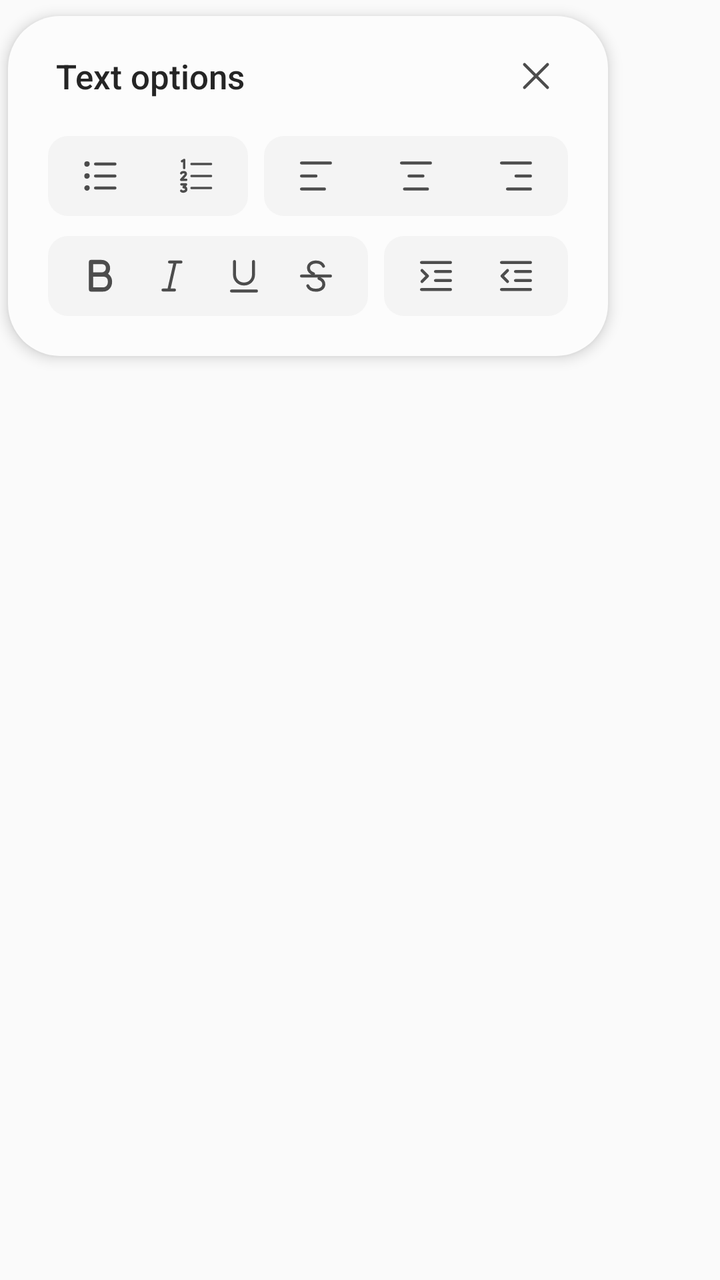
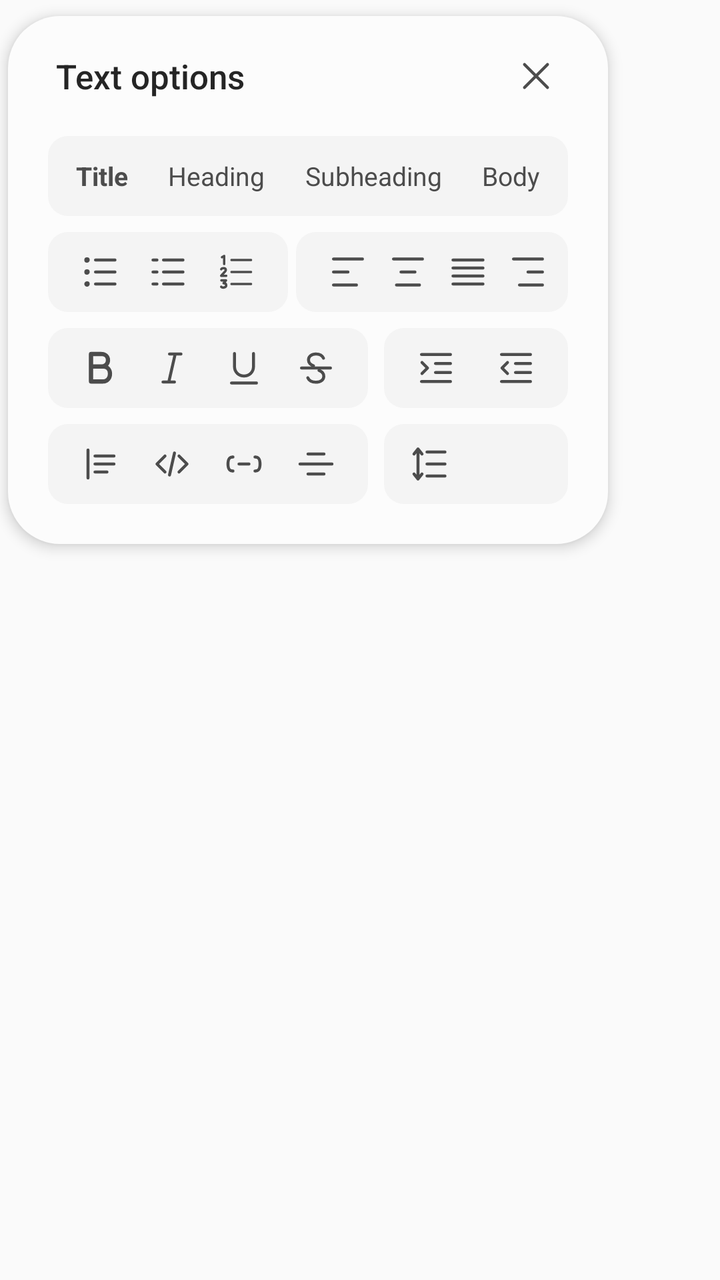

Compare the two renders of this Android layout. The source of the first and the diff that turns it into the second are given below.
<!-- AndroidManifest.xml: application theme AppTheme -->
<!-- res/layout/text_options_panel.xml -->
<?xml version="1.0" encoding="utf-8"?>
<FrameLayout xmlns:android="http://schemas.android.com/apk/res/android"
    android:layout_width="wrap_content"
    android:layout_height="wrap_content"
    android:paddingStart="4dp"
    android:paddingTop="8dp"
    android:paddingEnd="4dp"
    android:paddingBottom="8dp"
    android:clipToPadding="false">

    <LinearLayout
        android:layout_width="300dp"
        android:layout_height="170dp"
        android:background="@drawable/panel_background"
        android:elevation="4dp"
        android:orientation="vertical"
        android:paddingBottom="20dp">

        <RelativeLayout
            android:layout_width="match_parent"
            android:layout_height="60dp"
            android:layout_marginStart="24dp"
            android:layout_marginEnd="24dp">

            <TextView
                android:layout_width="wrap_content"
                android:layout_height="wrap_content"
                android:layout_alignParentStart="true"
                android:layout_centerVertical="true"
                android:layout_toStartOf="@id/close"
                android:ellipsize="end"
                android:fontFamily="sans-serif-medium"
                android:maxLines="1"
                android:text="@string/text_options"
                android:textColor="@color/panel_title"
                android:textSize="17sp" />

            <ImageButton
                android:id="@+id/close"
                style="@style/PanelButton"
                android:layout_width="24dp"
                android:layout_height="24dp"
                android:layout_alignParentEnd="true"
                android:layout_centerVertical="true"
                android:contentDescription="@string/close"
                android:src="@drawable/ic_close" />
        </RelativeLayout>

        <RelativeLayout
            android:layout_width="260dp"
            android:layout_height="0dp"
            android:layout_gravity="center_horizontal"
            android:layout_weight="1">

        <LinearLayout style="@style/PanelGroup" android:layout_width="100dp"
            android:layout_alignParentStart="true" android:layout_alignParentTop="true" android:layoutDirection="ltr">
            <ImageButton android:id="@+id/bullets" style="@style/PanelButton" android:src="@drawable/ic_list_bullets" android:contentDescription="@string/bullets" />
            <Space android:layout_width="0dp" android:layout_height="1dp" android:layout_weight="1" />
            <ImageButton android:id="@+id/numbering" style="@style/PanelButton" android:src="@drawable/ic_list_numbers" android:contentDescription="@string/numbering" />
        </LinearLayout>

        <LinearLayout style="@style/PanelGroup" android:layout_width="152dp"
            android:layout_alignParentEnd="true" android:layout_alignParentTop="true" android:layoutDirection="ltr">
            <ImageButton android:id="@+id/align_left" style="@style/PanelButton" android:src="@drawable/ic_align_left" android:contentDescription="@string/align_left" />
            <Space android:layout_width="0dp" android:layout_height="1dp" android:layout_weight="1" />
            <ImageButton android:id="@+id/align_center" style="@style/PanelButton" android:src="@drawable/ic_align_center" android:contentDescription="@string/align_center" />
            <Space android:layout_width="0dp" android:layout_height="1dp" android:layout_weight="1" />
            <ImageButton android:id="@+id/align_right" style="@style/PanelButton" android:src="@drawable/ic_align_right" android:contentDescription="@string/align_right" />
        </LinearLayout>

        <LinearLayout style="@style/PanelGroup" android:layout_width="160dp"
            android:layout_alignParentStart="true" android:layout_alignParentBottom="true">
            <ImageButton android:id="@+id/bold" style="@style/PanelButton" android:src="@drawable/ic_bold" android:contentDescription="@string/bold" />
            <Space android:layout_width="0dp" android:layout_height="1dp" android:layout_weight="1" />
            <ImageButton android:id="@+id/italic" style="@style/PanelButton" android:src="@drawable/ic_italic" android:contentDescription="@string/italic" />
            <Space android:layout_width="0dp" android:layout_height="1dp" android:layout_weight="1" />
            <ImageButton android:id="@+id/underline" style="@style/PanelButton" android:src="@drawable/ic_underline" android:contentDescription="@string/underline" />
            <Space android:layout_width="0dp" android:layout_height="1dp" android:layout_weight="1" />
            <ImageButton android:id="@+id/strikethrough" style="@style/PanelButton" android:src="@drawable/ic_strikethrough" android:contentDescription="@string/strikethrough" />
        </LinearLayout>

        <LinearLayout style="@style/PanelGroup" android:layout_width="92dp"
            android:layout_alignParentEnd="true" android:layout_alignParentBottom="true">
            <ImageButton android:id="@+id/indent" style="@style/PanelButton" android:src="@drawable/ic_indent" android:contentDescription="@string/indent" />
            <Space android:layout_width="0dp" android:layout_height="1dp" android:layout_weight="1" />
            <ImageButton android:id="@+id/outdent" style="@style/PanelButton" android:src="@drawable/ic_outdent" android:contentDescription="@string/outdent" />
        </LinearLayout>
        </RelativeLayout>
    </LinearLayout>
</FrameLayout>
<!-- resources referenced by this layout -->
<resources>
  <!-- unchanged entries left out for length: 37 -->
</resources>

<!-- the commit's change to res/layout/text_options_panel.xml (unified diff, before → after) -->
@@ -10,7 +10,7 @@
 
     <LinearLayout
         android:layout_width="300dp"
-        android:layout_height="170dp"
+        android:layout_height="wrap_content"
         android:background="@drawable/panel_background"
         android:elevation="4dp"
         android:orientation="vertical"
@@ -46,45 +46,74 @@
                 android:src="@drawable/ic_close" />
         </RelativeLayout>
 
-        <RelativeLayout
-            android:layout_width="260dp"
-            android:layout_height="0dp"
-            android:layout_gravity="center_horizontal"
-            android:layout_weight="1">
-
-        <LinearLayout style="@style/PanelGroup" android:layout_width="100dp"
-            android:layout_alignParentStart="true" android:layout_alignParentTop="true" android:layoutDirection="ltr">
-            <ImageButton android:id="@+id/bullets" style="@style/PanelButton" android:src="@drawable/ic_list_bullets" android:contentDescription="@string/bullets" />
-            <Space android:layout_width="0dp" android:layout_height="1dp" android:layout_weight="1" />
-            <ImageButton android:id="@+id/numbering" style="@style/PanelButton" android:src="@drawable/ic_list_numbers" android:contentDescription="@string/numbering" />
+        
+        <LinearLayout style="@style/PanelGroup" android:layout_width="260dp" android:layout_gravity="center_horizontal"
+            android:paddingStart="4dp" android:paddingEnd="4dp">
+            <TextView android:id="@+id/role_title" style="@style/PanelChip" android:text="@string/role_title" android:textStyle="bold" />
+            <TextView android:id="@+id/role_heading" style="@style/PanelChip" android:text="@string/role_heading" />
+            <TextView android:id="@+id/role_subheading" style="@style/PanelChip" android:text="@string/role_subheading" />
+            <TextView android:id="@+id/role_body" style="@style/PanelChip" android:text="@string/role_body" />
         </LinearLayout>
 
-        <LinearLayout style="@style/PanelGroup" android:layout_width="152dp"
-            android:layout_alignParentEnd="true" android:layout_alignParentTop="true" android:layoutDirection="ltr">
-            <ImageButton android:id="@+id/align_left" style="@style/PanelButton" android:src="@drawable/ic_align_left" android:contentDescription="@string/align_left" />
+        <LinearLayout android:layout_width="260dp" android:layout_height="40dp" android:layout_gravity="center_horizontal"
+            android:layout_marginTop="8dp" android:orientation="horizontal" android:layoutDirection="ltr">
+            <LinearLayout style="@style/PanelGroup" android:layout_width="120dp">
+                <ImageButton android:id="@+id/bullets" style="@style/PanelButton" android:src="@drawable/ic_list_bullets" android:contentDescription="@string/bullets" />
+                <Space android:layout_width="0dp" android:layout_height="1dp" android:layout_weight="1" />
+                <ImageButton android:id="@+id/dashes" style="@style/PanelButton" android:src="@drawable/ic_list_dashes" android:contentDescription="@string/dashes" />
+                <Space android:layout_width="0dp" android:layout_height="1dp" android:layout_weight="1" />
+                <ImageButton android:id="@+id/numbering" style="@style/PanelButton" android:src="@drawable/ic_list_numbers" android:contentDescription="@string/numbering" />
+            </LinearLayout>
             <Space android:layout_width="0dp" android:layout_height="1dp" android:layout_weight="1" />
-            <ImageButton android:id="@+id/align_center" style="@style/PanelButton" android:src="@drawable/ic_align_center" android:contentDescription="@string/align_center" />
-            <Space android:layout_width="0dp" android:layout_height="1dp" android:layout_weight="1" />
-            <ImageButton android:id="@+id/align_right" style="@style/PanelButton" android:src="@drawable/ic_align_right" android:contentDescription="@string/align_right" />
+            <LinearLayout style="@style/PanelGroup" android:layout_width="136dp">
+                <ImageButton android:id="@+id/align_left" style="@style/PanelButton" android:src="@drawable/ic_align_left" android:contentDescription="@string/align_left" />
+                <Space android:layout_width="0dp" android:layout_height="1dp" android:layout_weight="1" />
+                <ImageButton android:id="@+id/align_center" style="@style/PanelButton" android:src="@drawable/ic_align_center" android:contentDescription="@string/align_center" />
+                <Space android:layout_width="0dp" android:layout_height="1dp" android:layout_weight="1" />
+                <ImageButton android:id="@+id/align_justify" style="@style/PanelButton" android:src="@drawable/ic_align_justify" android:contentDescription="@string/align_justify" />
+                <Space android:layout_width="0dp" android:layout_height="1dp" android:layout_weight="1" />
+                <ImageButton android:id="@+id/align_right" style="@style/PanelButton" android:src="@drawable/ic_align_right" android:contentDescription="@string/align_right" />
+            </LinearLayout>
         </LinearLayout>
 
-        <LinearLayout style="@style/PanelGroup" android:layout_width="160dp"
-            android:layout_alignParentStart="true" android:layout_alignParentBottom="true">
-            <ImageButton android:id="@+id/bold" style="@style/PanelButton" android:src="@drawable/ic_bold" android:contentDescription="@string/bold" />
+        <LinearLayout android:layout_width="260dp" android:layout_height="40dp" android:layout_gravity="center_horizontal"
+            android:layout_marginTop="8dp" android:orientation="horizontal">
+            <LinearLayout style="@style/PanelGroup" android:layout_width="160dp">
+                <ImageButton android:id="@+id/bold" style="@style/PanelButton" android:src="@drawable/ic_bold" android:contentDescription="@string/bold" />
+                <Space android:layout_width="0dp" android:layout_height="1dp" android:layout_weight="1" />
+                <ImageButton android:id="@+id/italic" style="@style/PanelButton" android:src="@drawable/ic_italic" android:contentDescription="@string/italic" />
+                <Space android:layout_width="0dp" android:layout_height="1dp" android:layout_weight="1" />
+                <ImageButton android:id="@+id/underline" style="@style/PanelButton" android:src="@drawable/ic_underline" android:contentDescription="@string/underline" />
+                <Space android:layout_width="0dp" android:layout_height="1dp" android:layout_weight="1" />
+                <ImageButton android:id="@+id/strikethrough" style="@style/PanelButton" android:src="@drawable/ic_strikethrough" android:contentDescription="@string/strikethrough" />
+            </LinearLayout>
             <Space android:layout_width="0dp" android:layout_height="1dp" android:layout_weight="1" />
-            <ImageButton android:id="@+id/italic" style="@style/PanelButton" android:src="@drawable/ic_italic" android:contentDescription="@string/italic" />
-            <Space android:layout_width="0dp" android:layout_height="1dp" android:layout_weight="1" />
-            <ImageButton android:id="@+id/underline" style="@style/PanelButton" android:src="@drawable/ic_underline" android:contentDescription="@string/underline" />
-            <Space android:layout_width="0dp" android:layout_height="1dp" android:layout_weight="1" />
-            <ImageButton android:id="@+id/strikethrough" style="@style/PanelButton" android:src="@drawable/ic_strikethrough" android:contentDescription="@string/strikethrough" />
+            <LinearLayout style="@style/PanelGroup" android:layout_width="92dp">
+                <ImageButton android:id="@+id/indent" style="@style/PanelButton" android:src="@drawable/ic_indent" android:contentDescription="@string/indent" />
+                <Space android:layout_width="0dp" android:layout_height="1dp" android:layout_weight="1" />
+                <ImageButton android:id="@+id/outdent" style="@style/PanelButton" android:src="@drawable/ic_outdent" android:contentDescription="@string/outdent" />
+            </LinearLayout>
         </LinearLayout>
 
-        <LinearLayout style="@style/PanelGroup" android:layout_width="92dp"
-            android:layout_alignParentEnd="true" android:layout_alignParentBottom="true">
-            <ImageButton android:id="@+id/indent" style="@style/PanelButton" android:src="@drawable/ic_indent" android:contentDescription="@string/indent" />
+        <LinearLayout android:layout_width="260dp" android:layout_height="40dp" android:layout_gravity="center_horizontal"
+            android:layout_marginTop="8dp" android:orientation="horizontal" android:layoutDirection="ltr">
+            <LinearLayout style="@style/PanelGroup" android:layout_width="160dp">
+                <ImageButton android:id="@+id/quote" style="@style/PanelButton" android:src="@drawable/ic_quote" android:contentDescription="@string/quote" />
+                <Space android:layout_width="0dp" android:layout_height="1dp" android:layout_weight="1" />
+                <ImageButton android:id="@+id/code_block" style="@style/PanelButton" android:src="@drawable/ic_code_block" android:contentDescription="@string/code_block" />
+                <Space android:layout_width="0dp" android:layout_height="1dp" android:layout_weight="1" />
+                <ImageButton android:id="@+id/inline_code" style="@style/PanelButton" android:src="@drawable/ic_inline_code" android:contentDescription="@string/inline_code" />
+                <Space android:layout_width="0dp" android:layout_height="1dp" android:layout_weight="1" />
+                <ImageButton android:id="@+id/divider" style="@style/PanelButton" android:src="@drawable/ic_divider" android:contentDescription="@string/divider" />
+            </LinearLayout>
             <Space android:layout_width="0dp" android:layout_height="1dp" android:layout_weight="1" />
-            <ImageButton android:id="@+id/outdent" style="@style/PanelButton" android:src="@drawable/ic_outdent" android:contentDescription="@string/outdent" />
+            <LinearLayout android:id="@+id/line_spacing" style="@style/PanelGroup" android:layout_width="92dp"
+                android:background="@drawable/panel_group_background" android:contentDescription="@string/line_spacing">
+                <ImageView android:layout_width="24dp" android:layout_height="24dp" android:src="@drawable/ic_line_spacing"
+                    android:tint="@color/icon_tint" android:importantForAccessibility="no" />
+                <TextView android:id="@+id/line_spacing_label" android:layout_width="0dp" android:layout_height="wrap_content"
+                    android:layout_weight="1" android:gravity="center" android:textColor="@color/size_label" android:textSize="14sp" />
+            </LinearLayout>
         </LinearLayout>
-        </RelativeLayout>
     </LinearLayout>
 </FrameLayout>
<!-- resource entries referenced after the edit -->
@@ -1,5 +1,100 @@
 <!-- resources referenced by this layout -->
 <resources>
+  <color name="size_label">#FF4C4C4C</color>
+  <!-- drawable ic_align_justify (drawable) -->
+  <?xml version="1.0" encoding="utf-8"?>
+  <vector xmlns:android="http://schemas.android.com/apk/res/android"
+      android:width="24dp" android:height="24dp" android:viewportWidth="24" android:viewportHeight="24"
+      android:autoMirrored="false">
+      <path android:pathData="M4.5,6H19.5M4.5,10H19.5M4.5,14H19.5M4.5,18H19.5" android:strokeColor="#FF4C4C4C" android:strokeWidth="1.5"
+          android:strokeLineCap="round" android:strokeLineJoin="round" android:fillColor="#00000000" />
+  </vector>
+  <!-- drawable ic_code_block (drawable) -->
+  <?xml version="1.0" encoding="utf-8"?>
+  <vector xmlns:android="http://schemas.android.com/apk/res/android"
+      android:width="24dp" android:height="24dp" android:viewportWidth="24" android:viewportHeight="24"
+      android:autoMirrored="false">
+      <path android:pathData="M8.5,8L4.5,12L8.5,16M15.5,8L19.5,12L15.5,16M13.25,6.5L10.75,17.5" android:strokeColor="#FF4C4C4C" android:strokeWidth="1.5"
+          android:strokeLineCap="round" android:strokeLineJoin="round" android:fillColor="#00000000" />
+  </vector>
+  <!-- drawable ic_divider (drawable) -->
+  <?xml version="1.0" encoding="utf-8"?>
+  <vector xmlns:android="http://schemas.android.com/apk/res/android"
+      android:width="24dp" android:height="24dp" android:viewportWidth="24" android:viewportHeight="24"
+      android:autoMirrored="false">
+      <path android:pathData="M4,12H20M8,7H16M8,17H16" android:strokeColor="#FF4C4C4C" android:strokeWidth="1.5"
+          android:strokeLineCap="round" android:strokeLineJoin="round" android:fillColor="#00000000" />
+  </vector>
+  <!-- drawable ic_inline_code (drawable) -->
+  <?xml version="1.0" encoding="utf-8"?>
+  <vector xmlns:android="http://schemas.android.com/apk/res/android"
+      android:width="24dp" android:height="24dp" android:viewportWidth="24" android:viewportHeight="24"
+      android:autoMirrored="false">
+      <path android:pathData="M4,12C4,9 5,8.5 6.5,8.5M4,12C4,15 5,15.5 6.5,15.5M20,12C20,9 19,8.5 17.5,8.5M20,12C20,15 19,15.5 17.5,15.5M9.5,12H14.5" android:strokeColor="#FF4C4C4C" android:strokeWidth="1.5"
+          android:strokeLineCap="round" android:strokeLineJoin="round" android:fillColor="#00000000" />
+  </vector>
+  <!-- drawable ic_line_spacing (drawable) -->
+  <?xml version="1.0" encoding="utf-8"?>
+  <vector xmlns:android="http://schemas.android.com/apk/res/android"
+      android:width="24dp" android:height="24dp" android:viewportWidth="24" android:viewportHeight="24"
+      android:autoMirrored="false">
+      <path android:pathData="M10.5,6H19.5M10.5,12H19.5M10.5,18H19.5M6,4.5V19.5M4,7L6,4.5L8,7M4,17L6,19.5L8,17" android:strokeColor="#FF4C4C4C" android:strokeWidth="1.5"
+          android:strokeLineCap="round" android:strokeLineJoin="round" android:fillColor="#00000000" />
+  </vector>
+  <!-- drawable ic_list_dashes (drawable) -->
+  <?xml version="1.0" encoding="utf-8"?>
+  <vector xmlns:android="http://schemas.android.com/apk/res/android"
+      android:width="24dp" android:height="24dp" android:viewportWidth="24" android:viewportHeight="24"
+      android:autoMirrored="false">
+      <path android:pathData="M4.5,6H6.5M4.5,12H6.5M4.5,18H6.5M9.75,6H19.5M9.75,12H19.5M9.75,18H19.5" android:strokeColor="#FF4C4C4C" android:strokeWidth="1.5"
+          android:strokeLineCap="round" android:strokeLineJoin="round" android:fillColor="#00000000" />
+  </vector>
+  <!-- drawable ic_quote (drawable) -->
+  <?xml version="1.0" encoding="utf-8"?>
+  <vector xmlns:android="http://schemas.android.com/apk/res/android"
+      android:width="24dp" android:height="24dp" android:viewportWidth="24" android:viewportHeight="24"
+      android:autoMirrored="false">
+      <path android:pathData="M6,5V19M9.5,8H19M9.5,12H19M9.5,16H15.5" android:strokeColor="#FF4C4C4C" android:strokeWidth="1.5"
+          android:strokeLineCap="round" android:strokeLineJoin="round" android:fillColor="#00000000" />
+  </vector>
+  <string name="align_justify">Justify</string>
+  <string name="code_block">Code block</string>
+  <string name="dashes">Dashed list</string>
+  <string name="divider">Insert divider</string>
+  <string name="inline_code">Inline code</string>
+  <string name="line_spacing">Line spacing</string>
+  <string name="quote">Block quote</string>
+  <string name="role_body">Body</string>
+  <string name="role_heading">Heading</string>
+  <string name="role_subheading">Subheading</string>
+  <string name="role_title">Title</string>
+  <style name="PanelChip">
+          
+          <item name="android:layout_width">wrap_content</item>
+          <item name="android:layout_height">32dp</item>
+          <item name="android:layout_weight">1</item>
+          <item name="android:paddingStart">6dp</item>
+          <item name="android:paddingEnd">6dp</item>
+          <item name="android:gravity">center</item>
+          <item name="android:maxLines">1</item>
+          <item name="android:textSize">13sp</item>
+          <item name="android:textColor">@color/size_label</item>
+          <item name="android:background">@drawable/panel_chip_background</item>
+      </style>
+  <!-- drawable panel_chip_background (drawable) -->
+  <?xml version="1.0" encoding="utf-8"?>
+  <ripple xmlns:android="http://schemas.android.com/apk/res/android" android:color="@color/item_pressed">
+      <item android:id="@android:id/mask">
+          <shape><corners android:radius="16dp" /><solid android:color="#FFFFFFFF" /></shape>
+      </item>
+      <item>
+          <selector>
+              <item android:state_selected="true">
+                  <shape><corners android:radius="16dp" /><solid android:color="@color/item_selected" /></shape>
+              </item>
+          </selector>
+      </item>
+  </ripple>
   <!-- unchanged entries left out for length: 37 -->
 </resources>
 
